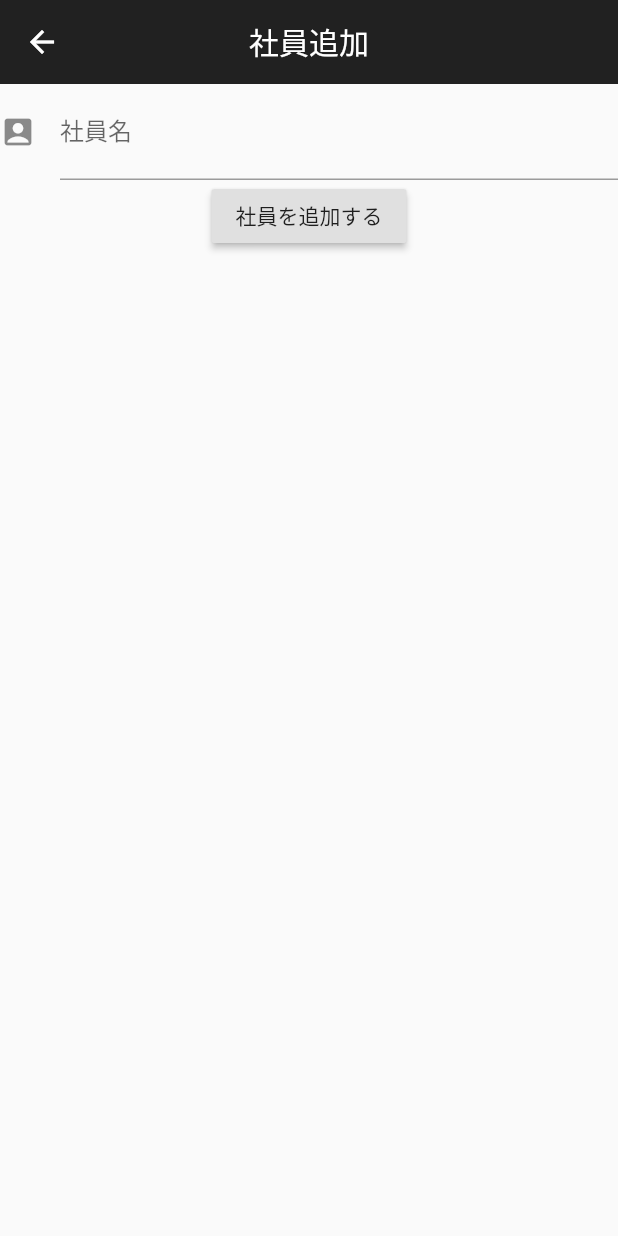
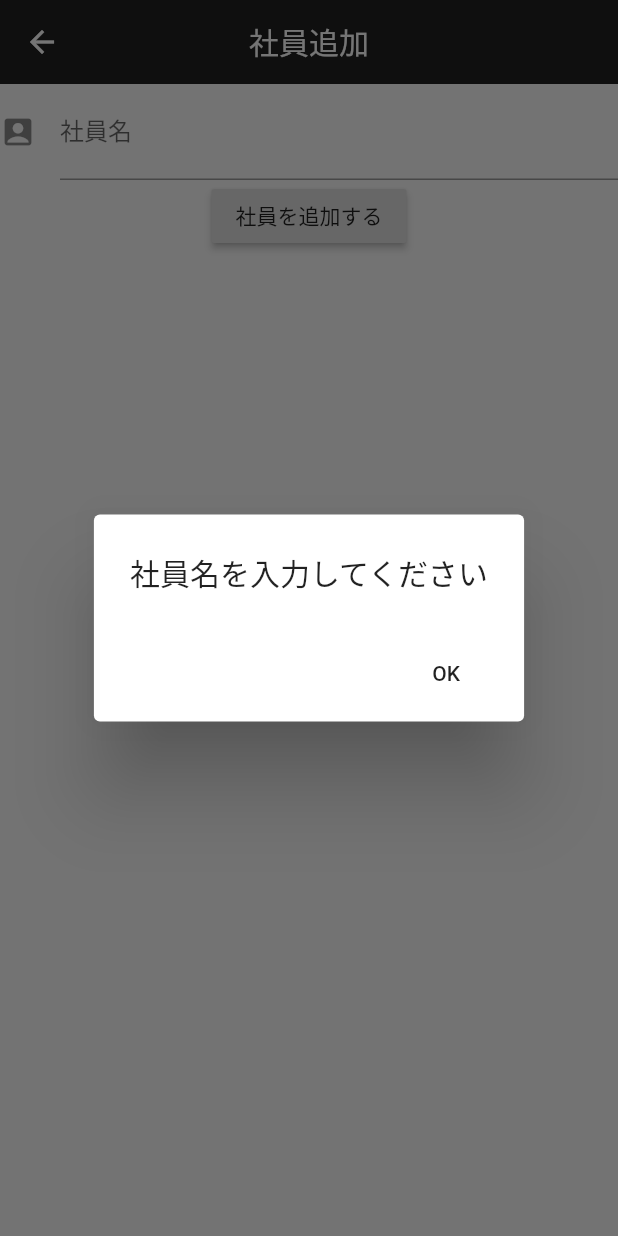
Before and after one commit to e-fumi-dev/attendance_app, a Flutter app: the MemberAddPage screen opened directly, after a tap on "社員を追加する", on a phone screen of 412 x 824 dp. Run offline on Flutter 3.47's test engine with Material 2 defaults, Android fonts, the phone set to English and light mode, and no system bars; our stand-ins replace email_validator, shared_preferences; missing offline and left inert: mailto; accounts and stored records are empty.

Commit message:
社員リスト追加機能対応完了（削除未対応） ドロップボタンを社員リストにて作成できるよう対応完了 →ただ、更新画面から戻った時に反映ができていない（AppBarからの戻り遷移だが可能かは調査が必要）

```diff
--- a/lib/member_add.dart
+++ b/lib/member_add.dart
@@ -26,12 +26,19 @@ class MemberAddPage extends StatelessWidget {
                       hintText: '野田太郎',
                       icon: Icon(Icons.account_box),
                     ),
-                    onChanged: (text) {},
+                    onChanged: (text) {
+                      model.memberName = text;
+                    },
                   ),
                   RaisedButton(
                     child: Text('社員を追加する'),
                     onPressed: () async {
-                      await AddMember(model, context);
+                      if (model.memberName != null) {
+                        await _addMember(model, context);
+                        await _showDialog(context, '社員を登録しました。');
+                      } else {
+                        await _showDialog(context, '社員名を入力してください');
+                      }
                     },
                   ),
                 ],
@@ -43,7 +50,29 @@ class MemberAddPage extends StatelessWidget {
     );
   }
 
-  Future AddMember(AddMemberModel model, BuildContext context) async {
+  Future _addMember(AddMemberModel model, BuildContext context) async {
     await model.addMemberFile();
   }
+
+  Future _showDialog(
+    BuildContext context,
+    String title,
+  ) {
+    showDialog(
+      context: context,
+      builder: (BuildContext context) {
+        return AlertDialog(
+          title: Text(title),
+          actions: <Widget>[
+            FlatButton(
+              child: Text('OK'),
+              onPressed: () {
+                Navigator.of(context).pop();
+              },
+            ),
+          ],
+        );
+      },
+    );
+  }
 }
--- a/lib/setteing_model.dart
+++ b/lib/setteing_model.dart
@@ -28,8 +28,10 @@ class SettingModel extends ChangeNotifier {
     List<String> addressList = [];
     SharedPreferences prefs = await SharedPreferences.getInstance();
     addressList = prefs.getStringList("address");
-    mailAddressTo = (addressList[0].toString() ?? '');
-    mailAddressBcc = (addressList[1].toString() ?? '');
+    if (addressList != null) {
+      mailAddressTo = (addressList[0].toString() ?? '');
+      mailAddressBcc = (addressList[1].toString() ?? '');
+    }
     notifyListeners();
   }
 }
```
Also changed, not shown: lib/add_member_model.dart (+14 -1 lines), lib/main.dart (+43 -14 lines), lib/main_model.dart (+15 -0 lines), lib/member_list.dart (+40 -20 lines), lib/member_list_model.dart (+5 -3 lines), 4 other files.
